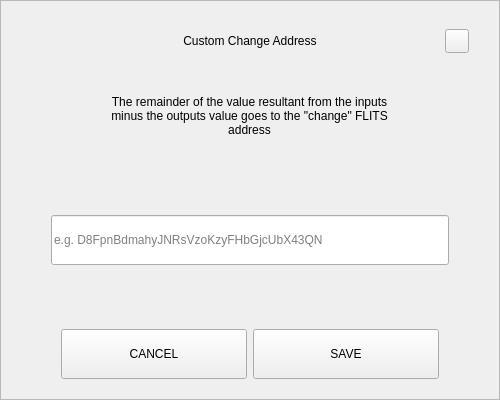
Liquid369/blank, file src/qt/fls/forms/sendchangeaddressdialog.ui: the form before one commit.
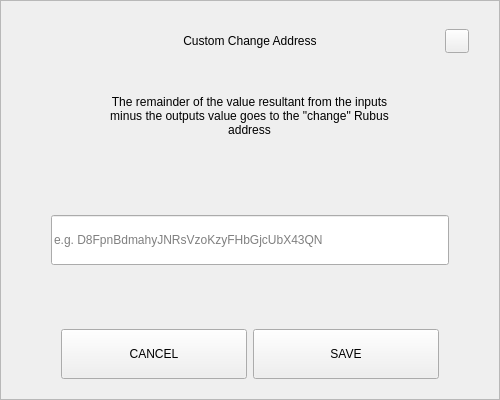
The form after the commit.

```diff
--- a/src/qt/fls/forms/sendchangeaddressdialog.ui
+++ b/src/qt/fls/forms/sendchangeaddressdialog.ui
@@ -164,7 +164,7 @@
          </size>
         </property>
         <property name="text">
-         <string>The remainder of the value resultant from the inputs minus the outputs value goes to the &quot;change&quot; FLITS address</string>
+         <string>The remainder of the value resultant from the inputs minus the outputs value goes to the &quot;change&quot; Rubus address</string>
         </property>
         <property name="alignment">
          <set>Qt::AlignCenter</set>
```
